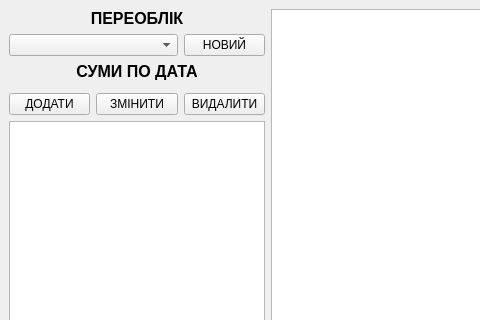
The window that mainwindowt.ui (randrust/cashflow_pyside) describes before a commit, drawn with Qt 5; both pictures show x 0 to 480 and y 0 to 320 of the 1010 by 662 pixel window.
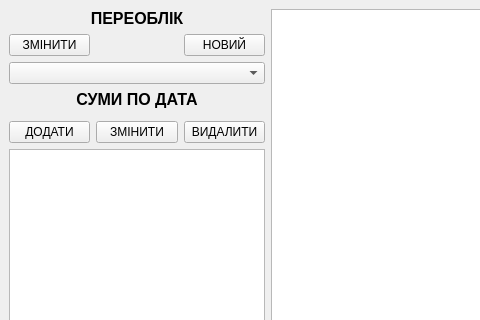
The same window after the commit. Custom widgets are drawn as their Qt base class.

Commit message: Add edit period button

Patch:
```diff
--- a/mainwindowt.ui
+++ b/mainwindowt.ui
@@ -17,14 +17,17 @@
    <layout class="QGridLayout" name="gridLayout_2">
     <item row="0" column="0">
      <layout class="QGridLayout" name="gridLayout">
-      <item row="4" column="0">
-       <widget class="QPushButton" name="btnAdd">
+      <item row="6" column="0" colspan="3">
+       <widget class="QTableView" name="tableView"/>
+      </item>
+      <item row="1" column="2">
+       <widget class="QPushButton" name="btnNewPeriod">
         <property name="text">
-         <string>ДОДАТИ</string>
+         <string>НОВИЙ</string>
         </property>
        </widget>
       </item>
-      <item row="2" column="0" colspan="3">
+      <item row="3" column="0" colspan="3">
        <widget class="QLabel" name="label_2">
         <property name="font">
          <font>
@@ -41,28 +44,14 @@
         </property>
        </widget>
       </item>
-      <item row="1" column="0" colspan="2">
-       <widget class="QComboBox" name="cmbPeriods">
-        <property name="font">
-         <font>
-          <pointsize>9</pointsize>
-          <weight>50</weight>
-          <bold>false</bold>
-         </font>
-        </property>
-       </widget>
-      </item>
-      <item row="4" column="1">
+      <item row="5" column="1">
        <widget class="QPushButton" name="btnEdit">
         <property name="text">
          <string>ЗМІНИТИ</string>
         </property>
        </widget>
       </item>
-      <item row="5" column="0" colspan="3">
-       <widget class="QTableView" name="tableView"/>
-      </item>
-      <item row="4" column="2">
+      <item row="5" column="2">
        <widget class="QPushButton" name="btnDelete">
         <property name="text">
          <string>ВИДАЛИТИ</string>
@@ -86,17 +75,42 @@
         </property>
        </widget>
       </item>
-      <item row="0" column="3" rowspan="7">
-       <widget class="QChartView" name="chartView1"/>
+      <item row="7" column="0" colspan="2">
+       <widget class="QLabel" name="lbl">
+        <property name="font">
+         <font>
+          <pointsize>12</pointsize>
+          <weight>75</weight>
+          <bold>true</bold>
+         </font>
+        </property>
+        <property name="text">
+         <string>Всього за період</string>
+        </property>
+        <property name="alignment">
+         <set>Qt::AlignCenter</set>
+        </property>
+       </widget>
       </item>
-      <item row="1" column="2">
-       <widget class="QPushButton" name="btnNewPeriod">
+      <item row="2" column="0" colspan="3">
+       <widget class="QComboBox" name="cmbPeriods">
+        <property name="font">
+         <font>
+          <pointsize>9</pointsize>
+          <weight>50</weight>
+          <bold>false</bold>
+         </font>
+        </property>
+       </widget>
+      </item>
+      <item row="5" column="0">
+       <widget class="QPushButton" name="btnAdd">
         <property name="text">
-         <string>НОВИЙ</string>
+         <string>ДОДАТИ</string>
         </property>
        </widget>
       </item>
-      <item row="6" column="2">
+      <item row="7" column="2">
        <widget class="QLabel" name="lblSuma">
         <property name="font">
          <font>
@@ -113,20 +127,19 @@
         </property>
        </widget>
       </item>
-      <item row="6" column="0" colspan="2">
-       <widget class="QLabel" name="lbl">
-        <property name="font">
-         <font>
-          <pointsize>12</pointsize>
-          <weight>75</weight>
-          <bold>true</bold>
-         </font>
+      <item row="0" column="3" rowspan="8">
+       <widget class="QChartView" name="chartView1"/>
+      </item>
+      <item row="1" column="0">
+       <widget class="QPushButton" name="btnEditPeriod">
+        <property name="sizePolicy">
+         <sizepolicy hsizetype="Minimum" vsizetype="Fixed">
+          <horstretch>0</horstretch>
+          <verstretch>28</verstretch>
+         </sizepolicy>
         </property>
         <property name="text">
-         <string>Всього за період</string>
-        </property>
-        <property name="alignment">
-         <set>Qt::AlignCenter</set>
+         <string>ЗМІНИТИ</string>
         </property>
        </widget>
       </item>
```
The commit also changes 4 other files.
